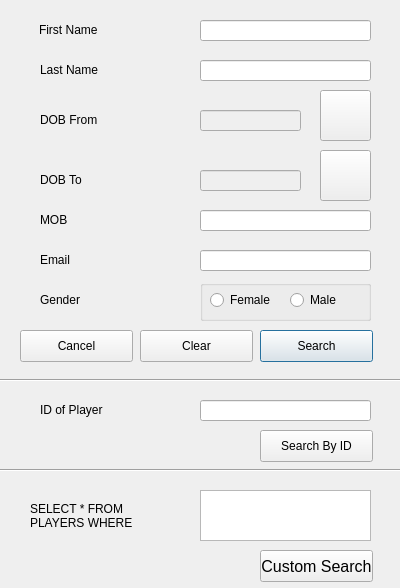
Old version of the form refine.ui in the repository stefanmarjanovic/Comp.
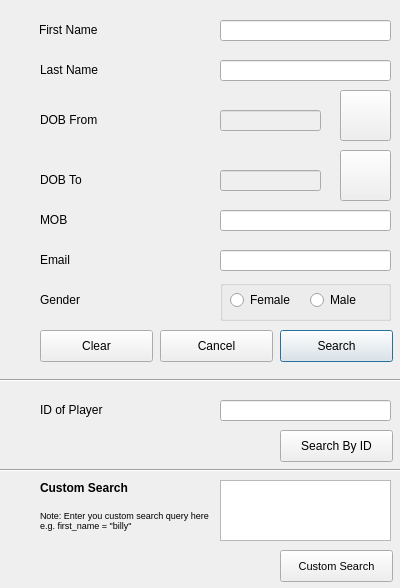
New version of the form. Icons and pictures are not drawn.

```diff
--- a/refine.ui
+++ b/refine.ui
@@ -32,7 +32,7 @@
   <widget class="QLineEdit" name="lName">
    <property name="geometry">
     <rect>
-     <x>200</x>
+     <x>220</x>
      <y>60</y>
      <width>171</width>
      <height>21</height>
@@ -42,7 +42,7 @@
   <widget class="QLineEdit" name="email">
    <property name="geometry">
     <rect>
-     <x>200</x>
+     <x>220</x>
      <y>250</y>
      <width>171</width>
      <height>21</height>
@@ -78,7 +78,7 @@
   <widget class="QPushButton" name="search">
    <property name="geometry">
     <rect>
-     <x>260</x>
+     <x>280</x>
      <y>330</y>
      <width>113</width>
      <height>32</height>
@@ -103,7 +103,7 @@
   <widget class="QPushButton" name="cancel">
    <property name="geometry">
     <rect>
-     <x>20</x>
+     <x>160</x>
      <y>330</y>
      <width>113</width>
      <height>32</height>
@@ -116,7 +116,7 @@
   <widget class="QLineEdit" name="fName">
    <property name="geometry">
     <rect>
-     <x>200</x>
+     <x>220</x>
      <y>20</y>
      <width>171</width>
      <height>21</height>
@@ -139,7 +139,7 @@
   <widget class="QGroupBox" name="gender">
    <property name="geometry">
     <rect>
-     <x>200</x>
+     <x>220</x>
      <y>280</y>
      <width>171</width>
      <height>41</height>
@@ -181,7 +181,7 @@
   <widget class="QLineEdit" name="mob">
    <property name="geometry">
     <rect>
-     <x>200</x>
+     <x>220</x>
      <y>210</y>
      <width>171</width>
      <height>21</height>
@@ -217,7 +217,7 @@
   <widget class="QPushButton" name="searchByID">
    <property name="geometry">
     <rect>
-     <x>260</x>
+     <x>280</x>
      <y>430</y>
      <width>113</width>
      <height>32</height>
@@ -242,7 +242,7 @@
   <widget class="QPushButton" name="clear">
    <property name="geometry">
     <rect>
-     <x>140</x>
+     <x>40</x>
      <y>330</y>
      <width>113</width>
      <height>32</height>
@@ -261,7 +261,7 @@
    </property>
    <property name="geometry">
     <rect>
-     <x>200</x>
+     <x>220</x>
      <y>110</y>
      <width>101</width>
      <height>21</height>
@@ -274,7 +274,7 @@
   <widget class="QPushButton" name="cal">
    <property name="geometry">
     <rect>
-     <x>320</x>
+     <x>340</x>
      <y>90</y>
      <width>51</width>
      <height>51</height>
@@ -303,7 +303,7 @@
   <widget class="QPushButton" name="cal_2">
    <property name="geometry">
     <rect>
-     <x>320</x>
+     <x>340</x>
      <y>150</y>
      <width>51</width>
      <height>51</height>
@@ -322,7 +322,7 @@
    </property>
    <property name="geometry">
     <rect>
-     <x>200</x>
+     <x>220</x>
      <y>170</y>
      <width>101</width>
      <height>21</height>
@@ -361,24 +361,30 @@
   <widget class="QPlainTextEdit" name="whereStatement">
    <property name="geometry">
     <rect>
-     <x>200</x>
-     <y>490</y>
+     <x>220</x>
+     <y>480</y>
      <width>171</width>
-     <height>51</height>
+     <height>61</height>
     </rect>
    </property>
   </widget>
   <widget class="QLabel" name="label_10">
    <property name="geometry">
     <rect>
-     <x>30</x>
-     <y>490</y>
-     <width>131</width>
-     <height>51</height>
+     <x>40</x>
+     <y>500</y>
+     <width>181</width>
+     <height>41</height>
     </rect>
    </property>
+   <property name="font">
+    <font>
+     <pointsize>7</pointsize>
+     <italic>false</italic>
+    </font>
+   </property>
    <property name="text">
-    <string>SELECT * FROM PLAYERS WHERE</string>
+    <string>Note: Enter you custom search query here e.g. first_name = &quot;billy&quot;</string>
    </property>
    <property name="wordWrap">
     <bool>true</bool>
@@ -387,7 +393,7 @@
   <widget class="QPushButton" name="custom">
    <property name="geometry">
     <rect>
-     <x>260</x>
+     <x>280</x>
      <y>550</y>
      <width>113</width>
      <height>32</height>
@@ -395,7 +401,7 @@
    </property>
    <property name="font">
     <font>
-     <pointsize>12</pointsize>
+     <pointsize>8</pointsize>
     </font>
    </property>
    <property name="autoFillBackground">
@@ -417,7 +423,7 @@
   <widget class="QLineEdit" name="id">
    <property name="geometry">
     <rect>
-     <x>200</x>
+     <x>220</x>
      <y>400</y>
      <width>171</width>
      <height>21</height>
@@ -437,6 +443,25 @@
     <string>ID of Player</string>
    </property>
   </widget>
+  <widget class="QLabel" name="label_9">
+   <property name="geometry">
+    <rect>
+     <x>40</x>
+     <y>480</y>
+     <width>101</width>
+     <height>16</height>
+    </rect>
+   </property>
+   <property name="font">
+    <font>
+     <weight>75</weight>
+     <bold>true</bold>
+    </font>
+   </property>
+   <property name="text">
+    <string>Custom Search</string>
+   </property>
+  </widget>
  </widget>
  <tabstops>
   <tabstop>fName</tabstop>
```
Left out of the diff: 6 changed lines with no effect on the pictures.
